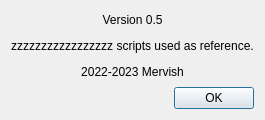
Qt form about.ui (Mervish/bna-manager) before a commit.
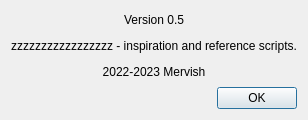
The same form after that commit.

What changed in the file:
```diff
--- a/about.ui
+++ b/about.ui
@@ -6,7 +6,7 @@
    <rect>
     <x>0</x>
     <y>0</y>
-    <width>194</width>
+    <width>285</width>
     <height>120</height>
    </rect>
   </property>
@@ -23,7 +23,7 @@
    <item>
     <widget class="QLabel" name="label">
      <property name="text">
-      <string>&lt;html&gt;&lt;head/&gt;&lt;body&gt;&lt;p align=&quot;center&quot;&gt;Version 0.5&lt;/p&gt;&lt;p align=&quot;center&quot;&gt;zzzzzzzzzzzzzzzzz scripts used as reference.&lt;/p&gt;&lt;p align=&quot;center&quot;&gt;2022-2023 Mervish&lt;/p&gt;&lt;/body&gt;&lt;/html&gt;</string>
+      <string>&lt;html&gt;&lt;head/&gt;&lt;body&gt;&lt;p align=&quot;center&quot;&gt;Version 0.5&lt;/p&gt;&lt;p align=&quot;center&quot;&gt;zzzzzzzzzzzzzzzzz - inspiration and reference scripts.&lt;/p&gt;&lt;p align=&quot;center&quot;&gt;2022-2023 Mervish&lt;/p&gt;&lt;/body&gt;&lt;/html&gt;</string>
      </property>
     </widget>
    </item>
```
